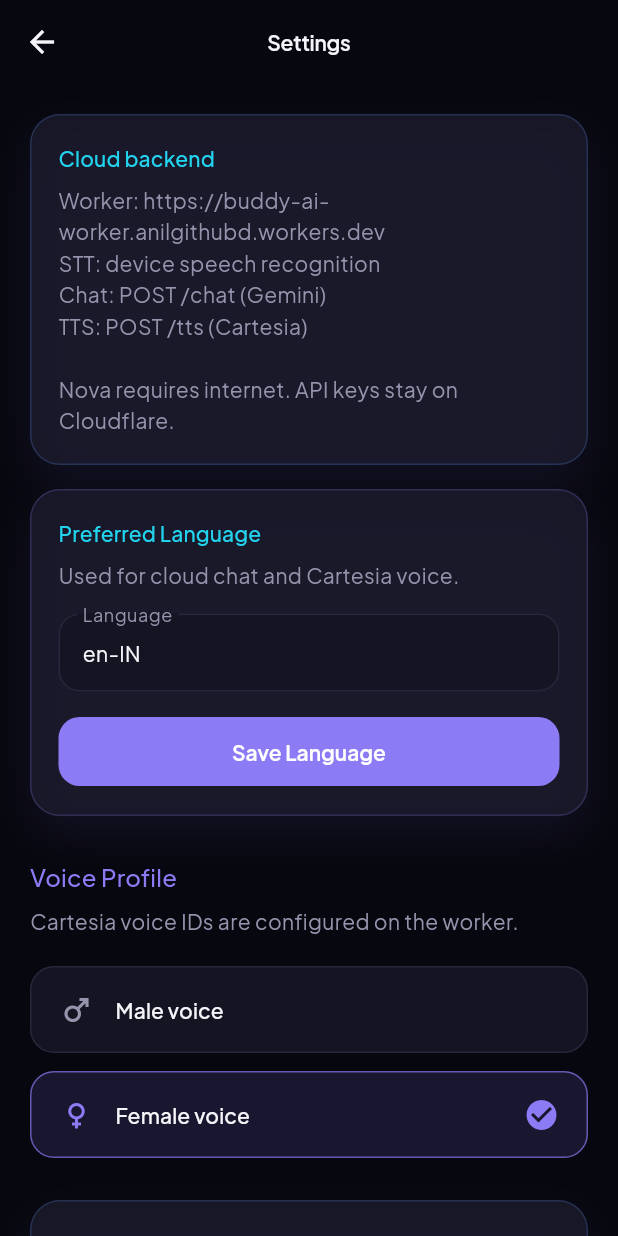
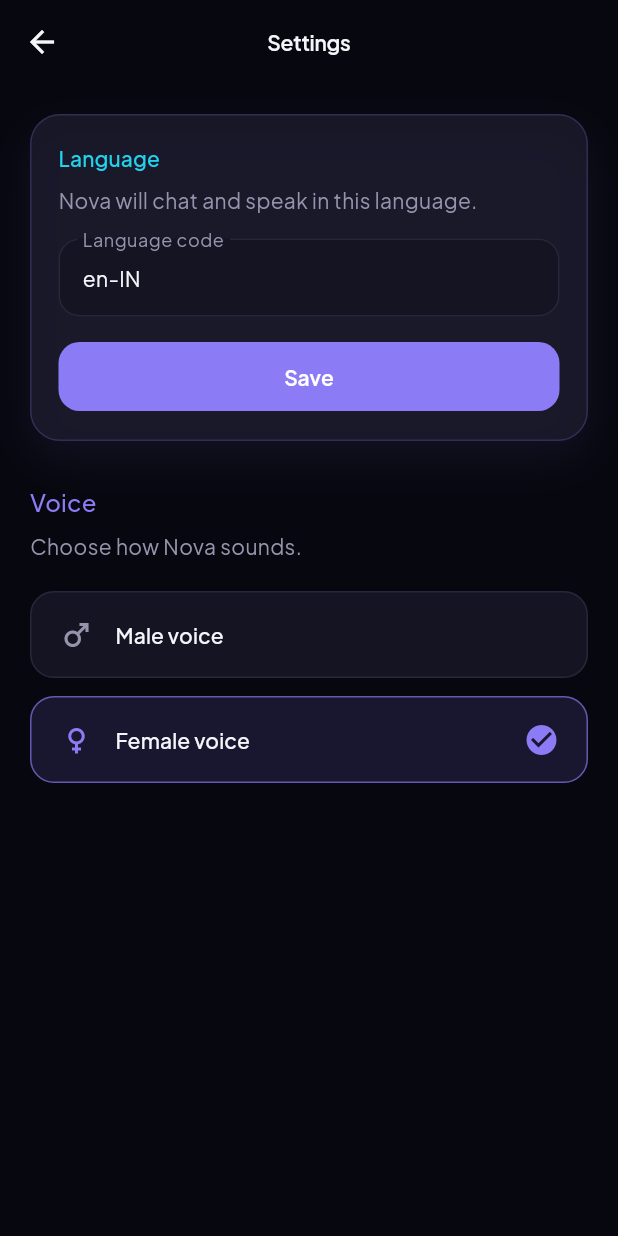
Before and after one commit to anilkumar572/ai-companion, a Flutter app: the screen it shows after launch, after a tap on the "tune" icon, on a phone screen of 412 x 824 dp. Run offline on Flutter 3.47's test engine with Material 3 defaults, Android fonts, the phone set to English and light mode, and no system bars; our stand-ins replace audioplayers, flutter_animate, flutter_contacts, google_fonts, image_picker, permission_handler and 2 more; missing offline and left inert: device_calendar; network calls fail.

Commit message:
Clean up settings: remove Cloudflare and backend info
Co-authored-by: Anil kumar Doppalapudi <anilkumar572@users.noreply.github.com>

```diff
--- a/lib/ui/screens/home_screen.dart
+++ b/lib/ui/screens/home_screen.dart
@@ -76,8 +76,6 @@ class _HomeScreenState extends State<HomeScreen> {
               padding: const EdgeInsets.symmetric(horizontal: 20),
               child: Column(
                 children: [
-                  const SizedBox(height: 6),
-                  const _ModeChip(),
                   const SizedBox(height: 10),
                   Text(
                     NovaConstants.tagline,
@@ -131,42 +129,6 @@ class _HomeScreenState extends State<HomeScreen> {
   }
 }
 
-class _ModeChip extends StatelessWidget {
-  const _ModeChip();
-
-  @override
-  Widget build(BuildContext context) {
-    return Container(
-      padding: const EdgeInsets.symmetric(horizontal: 12, vertical: 6),
-      decoration: BoxDecoration(
-        color: NovaTheme.surface.withValues(alpha: 0.65),
-        borderRadius: BorderRadius.circular(999),
-        border: Border.all(
-          color: NovaTheme.accent.withValues(alpha: 0.35),
-        ),
-      ),
-      child: Row(
-        mainAxisSize: MainAxisSize.min,
-        children: [
-          Icon(
-            Icons.cloud_outlined,
-            size: 14,
-            color: NovaTheme.accent,
-          ),
-          const SizedBox(width: 6),
-          Text(
-            'Cloud',
-            style: Theme.of(context).textTheme.labelSmall?.copyWith(
-                  color: NovaTheme.accent,
-                  fontWeight: FontWeight.w600,
-                ),
-          ),
-        ],
-      ),
-    );
-  }
-}
-
 class _BottomHint extends StatelessWidget {
   const _BottomHint({required this.state});
 
--- a/lib/ui/screens/settings_screen.dart
+++ b/lib/ui/screens/settings_screen.dart
@@ -1,7 +1,6 @@
 import 'package:flutter/material.dart';
 import 'package:provider/provider.dart';
 
-import '../../core/constants.dart';
 import '../../core/theme/nova_theme.dart';
 import '../../models/voice_gender.dart';
 import '../../providers/nova_provider.dart';
@@ -39,7 +38,7 @@ class _SettingsScreenState extends State<SettingsScreen> {
     await provider.setPreferredLanguage(_languageController.text);
     if (!mounted) return;
     ScaffoldMessenger.of(context).showSnackBar(
-      const SnackBar(content: Text('Language preference saved')),
+      const SnackBar(content: Text('Language saved')),
     );
   }
 
@@ -55,16 +54,6 @@ class _SettingsScreenState extends State<SettingsScreen> {
       body: ListView(
         padding: const EdgeInsets.all(20),
         children: [
-          _InfoCard(
-            title: 'Cloud backend',
-            body:
-                'Worker: ${NovaConstants.workerUrl}\n'
-                'STT: device speech recognition\n'
-                'Chat: POST /chat (Gemini)\n'
-                'TTS: POST /tts (Cartesia)\n\n'
-                'Nova requires internet. API keys stay on Cloudflare.',
-          ),
-          const SizedBox(height: 16),
           Container(
             padding: const EdgeInsets.all(18),
             decoration: NovaTheme.glassCard(borderColor: NovaTheme.primary),
@@ -72,21 +61,21 @@ class _SettingsScreenState extends State<SettingsScreen> {
               crossAxisAlignment: CrossAxisAlignment.start,
               children: [
                 Text(
-                  'Preferred Language',
+                  'Language',
                   style: Theme.of(context).textTheme.titleSmall?.copyWith(
                         color: NovaTheme.accent,
                       ),
                 ),
                 const SizedBox(height: 8),
                 Text(
-                  'Used for cloud chat and Cartesia voice.',
+                  'Nova will chat and speak in this language.',
                   style: Theme.of(context).textTheme.bodyMedium?.copyWith(
                         color: NovaTheme.textMuted,
                       ),
                 ),
                 const SizedBox(height: 16),
                 _SettingsField(
-                  label: 'Language',
+                  label: 'Language code',
                   controller: _languageController,
                   hint: 'en-IN, hi-IN, te-IN',
                 ),
@@ -95,7 +84,7 @@ class _SettingsScreenState extends State<SettingsScreen> {
                   width: double.infinity,
                   child: FilledButton(
                     onPressed: () => _saveLanguage(provider),
-                    child: const Text('Save Language'),
+                    child: const Text('Save'),
                   ),
                 ),
               ],
@@ -103,14 +92,14 @@ class _SettingsScreenState extends State<SettingsScreen> {
           ),
           const SizedBox(height: 28),
           Text(
-            'Voice Profile',
+            'Voice',
             style: Theme.of(context).textTheme.titleMedium?.copyWith(
                   color: NovaTheme.primary,
                 ),
           ),
           const SizedBox(height: 8),
           Text(
-            'Cartesia voice IDs are configured on the worker.',
+            'Choose how Nova sounds.',
             style: Theme.of(context).textTheme.bodyMedium?.copyWith(
                   color: NovaTheme.textMuted,
                 ),
@@ -122,12 +111,6 @@ class _SettingsScreenState extends State<SettingsScreen> {
               selected: provider.voiceGender == gender,
               onTap: () => provider.setVoiceGender(gender),
             ),
-          ),
-          const SizedBox(height: 16),
-          _InfoCard(
-            title: 'Cartesia voice (worker)',
-            body:
-                'Set CARTESIA_VOICE_ID and CARTESIA_MALE_VOICE_ID in Cloudflare Worker secrets/vars.',
           ),
         ],
       ),
@@ -213,40 +196,3 @@ class _VoiceOptionTile extends StatelessWidget {
     );
   }
 }
-
-class _InfoCard extends StatelessWidget {
-  const _InfoCard({
-    required this.title,
-    required this.body,
-  });
-
-  final String title;
-  final String body;
-
-  @override
-  Widget build(BuildContext context) {
-    return Container(
-      padding: const EdgeInsets.all(18),
-      decoration: NovaTheme.glassCard(borderColor: NovaTheme.secondary),
-      child: Column(
-        crossAxisAlignment: CrossAxisAlignment.start,
-        children: [
-          Text(
-            title,
-            style: Theme.of(context).textTheme.titleSmall?.copyWith(
-                  color: NovaTheme.accent,
-                ),
-          ),
-          const SizedBox(height: 8),
-          Text(
-            body,
-            style: Theme.of(context).textTheme.bodyMedium?.copyWith(
-                  color: NovaTheme.textMuted,
-                  height: 1.5,
-                ),
-          ),
-        ],
-      ),
-    );
-  }
-}
```
